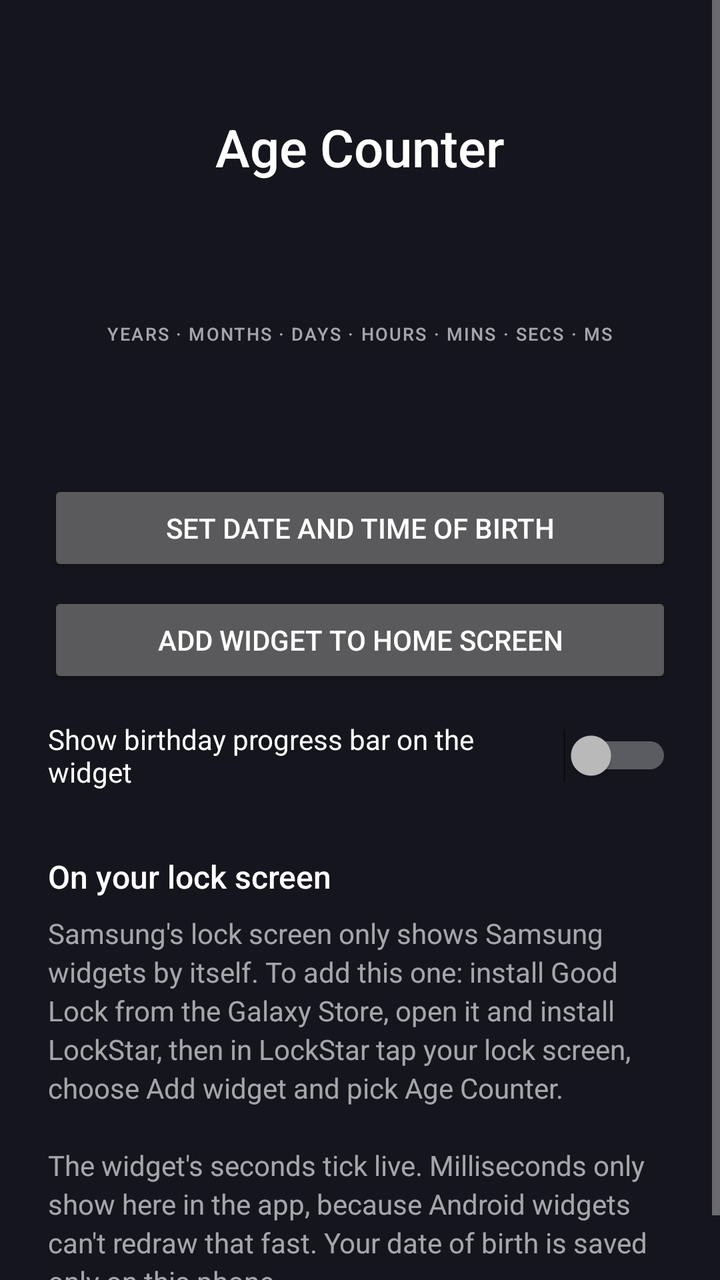
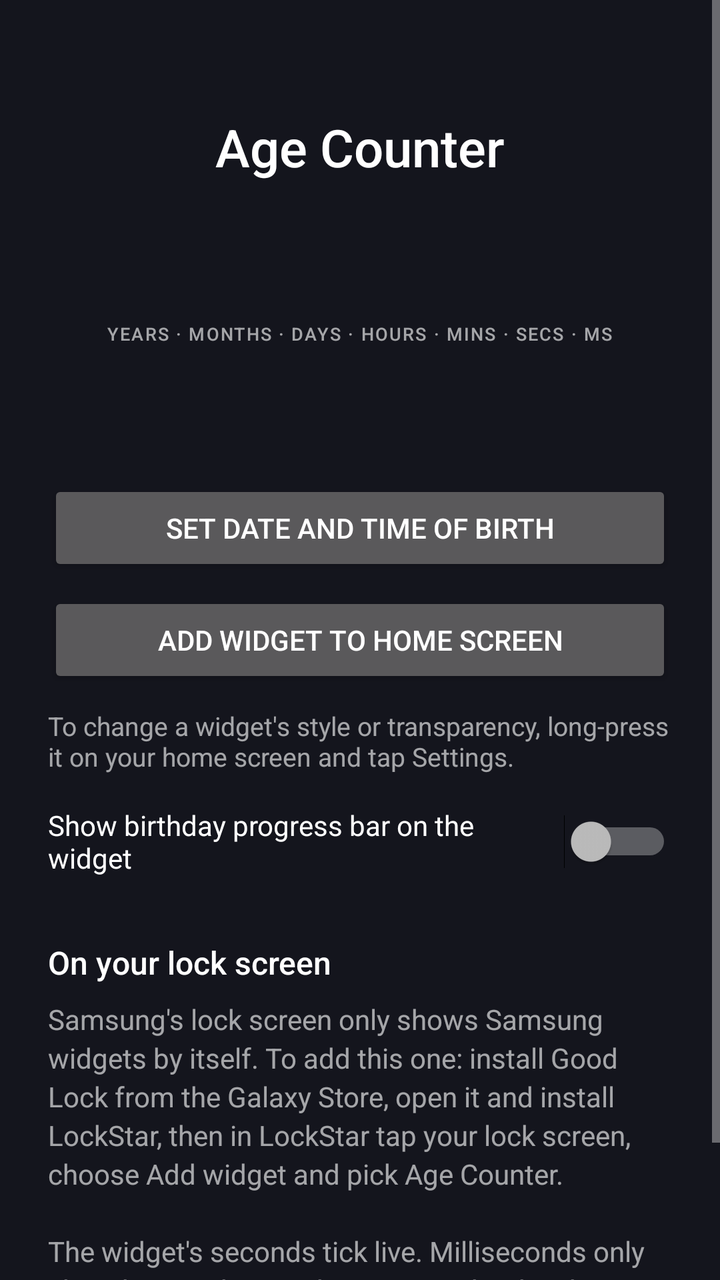

The first picture is an Android layout as it rendered before a commit; the second is the same layout after the commit. The layout source and the unified diff follow.
<!-- AndroidManifest.xml: application theme AppTheme -->
<!-- res/layout/activity_main.xml -->
<?xml version="1.0" encoding="utf-8"?>
<ScrollView xmlns:android="http://schemas.android.com/apk/res/android"
    android:layout_width="match_parent" android:layout_height="match_parent" android:fillViewport="true">
    <LinearLayout android:layout_width="match_parent" android:layout_height="wrap_content"
        android:orientation="vertical" android:gravity="center_horizontal" android:padding="24dp">
        <TextView android:layout_width="wrap_content" android:layout_height="wrap_content" android:layout_marginTop="32dp"
            android:text="@string/app_name" android:textColor="#FFFFFFFF" android:textSize="26sp" android:fontFamily="sans-serif-medium" />
        <TextView android:id="@+id/counter" style="@style/Num" android:layout_width="wrap_content" android:layout_height="wrap_content"
            android:layout_marginTop="36dp" android:textSize="22sp" android:fontFamily="monospace" />
        <TextView style="@style/Lbl" android:layout_width="wrap_content" android:layout_height="wrap_content" android:layout_marginTop="8dp" android:text="@string/labels" />
        <TextView android:id="@+id/birth_label" android:layout_width="wrap_content" android:layout_height="wrap_content"
            android:layout_marginTop="24dp" android:textColor="@color/label" android:textSize="14sp" />
        <Button android:id="@+id/set_birth" android:layout_width="match_parent" android:layout_height="wrap_content"
            android:layout_marginTop="24dp" android:text="@string/set_birth" />
        <Button android:id="@+id/add_widget" android:layout_width="match_parent" android:layout_height="wrap_content"
            android:layout_marginTop="8dp" android:text="@string/add_widget" />
        <Switch android:id="@+id/show_progress" android:layout_width="match_parent" android:layout_height="wrap_content"
            android:layout_marginTop="16dp" android:text="@string/show_progress" android:textColor="#FFFFFFFF" android:textSize="14sp" />
        <TextView android:layout_width="match_parent" android:layout_height="wrap_content" android:layout_marginTop="32dp"
            android:text="@string/help_title" android:textColor="#FFFFFFFF" android:textSize="16sp" android:fontFamily="sans-serif-medium" />
        <TextView android:layout_width="match_parent" android:layout_height="wrap_content" android:layout_marginTop="8dp"
            android:text="@string/help_body" android:textColor="@color/label" android:textSize="14sp" android:lineSpacingExtra="3dp" />
    </LinearLayout>
</ScrollView>
<!-- resources referenced by this layout -->
<resources>
  <color name="label">#9EFFFFFF</color>
  <string name="add_widget">Add widget to home screen</string>
  <string name="app_name">Age Counter</string>
  <string name="help_body">Samsung\'s lock screen only shows Samsung widgets by itself. To add this one: install Good Lock from the Galaxy Store, open it and install LockStar, then in LockStar tap your lock screen, choose Add widget and pick Age Counter.\n\nThe widget\'s seconds tick live. Milliseconds only show here in the app, because Android widgets can\'t redraw that fast. Your date of birth is saved only on this phone.</string>
  <string name="help_title">On your lock screen</string>
  <string name="labels">YEARS · MONTHS · DAYS · HOURS · MINS · SECS · MS</string>
  <string name="set_birth">Set date and time of birth</string>
  <string name="show_progress">Show birthday progress bar on the widget</string>
  <style name="Lbl">
          <item name="android:textColor">@color/label</item>
          <item name="android:textSize">9sp</item>
          <item name="android:letterSpacing">0.08</item>
          <item name="android:fontFamily">sans-serif-medium</item>
      </style>
  <style name="Num">
          <item name="android:textColor">#FFFFFFFF</item>
          <item name="android:fontFamily">sans-serif</item>
          <item name="android:fontFeatureSettings">tnum</item>
          <item name="android:includeFontPadding">false</item>
      </style>
  <style name="AppTheme" parent="android:Theme.Material.NoActionBar">
          <item name="android:colorAccent">@color/accent</item>
          <item name="android:colorPrimary">@color/page</item>
          <item name="android:windowBackground">@color/page</item>
          <item name="android:statusBarColor">@color/page</item>
          <item name="android:navigationBarColor">@color/page</item>
      </style>
  <color name="accent">#FFFB6A40</color>
  <color name="page">#FF14151D</color>
</resources>

<!-- the commit's change to res/layout/activity_main.xml (unified diff, before → after) -->
@@ -14,6 +14,8 @@
             android:layout_marginTop="24dp" android:text="@string/set_birth" />
         <Button android:id="@+id/add_widget" android:layout_width="match_parent" android:layout_height="wrap_content"
             android:layout_marginTop="8dp" android:text="@string/add_widget" />
+        <TextView android:layout_width="match_parent" android:layout_height="wrap_content" android:layout_marginTop="10dp"
+            android:text="@string/change_style_hint" android:textColor="@color/label" android:textSize="13sp" />
         <Switch android:id="@+id/show_progress" android:layout_width="match_parent" android:layout_height="wrap_content"
             android:layout_marginTop="16dp" android:text="@string/show_progress" android:textColor="#FFFFFFFF" android:textSize="14sp" />
         <TextView android:layout_width="match_parent" android:layout_height="wrap_content" android:layout_marginTop="32dp"
<!-- resource entries referenced after the edit -->
@@ -3,6 +3,7 @@
   <color name="label">#9EFFFFFF</color>
   <string name="add_widget">Add widget to home screen</string>
   <string name="app_name">Age Counter</string>
+  <string name="change_style_hint">To change a widget\'s style or transparency, long-press it on your home screen and tap Settings.</string>
   <string name="help_body">Samsung\'s lock screen only shows Samsung widgets by itself. To add this one: install Good Lock from the Galaxy Store, open it and install LockStar, then in LockStar tap your lock screen, choose Add widget and pick Age Counter.\n\nThe widget\'s seconds tick live. Milliseconds only show here in the app, because Android widgets can\'t redraw that fast. Your date of birth is saved only on this phone.</string>
   <string name="help_title">On your lock screen</string>
   <string name="labels">YEARS · MONTHS · DAYS · HOURS · MINS · SECS · MS</string>
